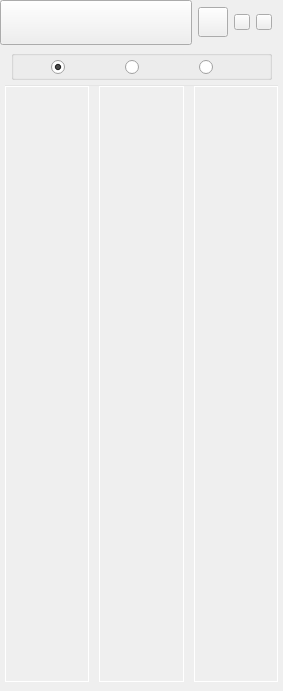
Above: qatime-studio/UIAuxiliarywnd.ui from chuanjiabao1981/qatime-win before the change. Below: the same form after it.
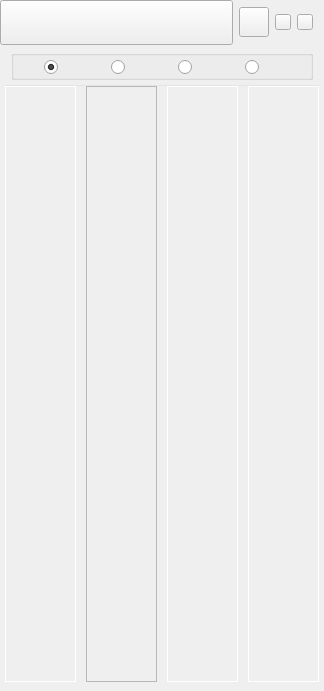
That is the form after the change. Icons and pictures are not drawn.

Commit message: QTW-316 教师端添加专属课程界面

Diff of the .ui file:
```diff
--- a/qatime-studio/UIAuxiliarywnd.ui
+++ b/qatime-studio/UIAuxiliarywnd.ui
@@ -6,7 +6,7 @@
    <rect>
     <x>0</x>
     <y>0</y>
-    <width>283</width>
+    <width>324</width>
     <height>691</height>
    </rect>
   </property>
@@ -372,6 +372,50 @@
            </property>
           </widget>
          </item>
+         <item>
+          <widget class="QRadioButton" name="rBExclusive">
+           <property name="minimumSize">
+            <size>
+             <width>31</width>
+             <height>23</height>
+            </size>
+           </property>
+           <property name="maximumSize">
+            <size>
+             <width>31</width>
+             <height>23</height>
+            </size>
+           </property>
+           <property name="cursor">
+            <cursorShape>PointingHandCursor</cursorShape>
+           </property>
+           <property name="toolTip">
+            <string>专属课程</string>
+           </property>
+           <property name="styleSheet">
+            <string notr="true">QRadioButton:checked {border-image: url(:/LoginWindow/images/tabToday_hover.png);}
+
+QRadioButton:unchecked {border-image: url(:/LoginWindow/images/tabToday_nor.png);}
+
+QRadioButton:unchecked:hover {border-image: url(:/LoginWindow/images/tabToday_hover.png);}
+
+QRadioButton::indicator:checked {border-image: url(:/LoginWindow/images/.png);}
+
+QRadioButton::indicator:unchecked {border-image: url(:/LoginWindow/images/.png);}
+
+QRadioButton::indicator:unchecked:hover {border-image: url(:/LoginWindow/images/.png);}</string>
+           </property>
+           <property name="text">
+            <string/>
+           </property>
+           <property name="iconSize">
+            <size>
+             <width>0</width>
+             <height>0</height>
+            </size>
+           </property>
+          </widget>
+         </item>
         </layout>
        </widget>
       </item>
@@ -468,7 +512,60 @@
              <rect>
               <x>0</x>
               <y>0</y>
-              <width>82</width>
+              <width>69</width>
+              <height>592</height>
+             </rect>
+            </property>
+           </widget>
+          </widget>
+         </item>
+        </layout>
+       </widget>
+      </item>
+      <item>
+       <widget class="QWidget" name="Exclusive_widget" native="true">
+        <property name="minimumSize">
+         <size>
+          <width>0</width>
+          <height>0</height>
+         </size>
+        </property>
+        <property name="maximumSize">
+         <size>
+          <width>16777215</width>
+          <height>600</height>
+         </size>
+        </property>
+        <property name="styleSheet">
+         <string notr="true">border-image: url(:/LoginWindow/images/alpha.png);</string>
+        </property>
+        <layout class="QVBoxLayout" name="verticalLayout_5">
+         <property name="spacing">
+          <number>0</number>
+         </property>
+         <property name="leftMargin">
+          <number>5</number>
+         </property>
+         <property name="topMargin">
+          <number>0</number>
+         </property>
+         <property name="rightMargin">
+          <number>5</number>
+         </property>
+         <property name="bottomMargin">
+          <number>0</number>
+         </property>
+         <item>
+          <widget class="QScrollArea" name="Exclusive_scrollArea">
+           <property name="widgetResizable">
+            <bool>true</bool>
+           </property>
+           <widget class="QWidget" name="scrollAreaWidgetContents_4">
+            <property name="geometry">
+             <rect>
+              <x>0</x>
+              <y>0</y>
+              <width>69</width>
               <height>592</height>
              </rect>
             </property>
@@ -512,7 +609,7 @@
              <rect>
               <x>0</x>
               <y>0</y>
-              <width>83</width>
+              <width>69</width>
               <height>592</height>
              </rect>
             </property>
@@ -563,7 +660,7 @@
              <rect>
               <x>0</x>
               <y>0</y>
-              <width>82</width>
+              <width>69</width>
               <height>592</height>
              </rect>
             </property>
```
The commit also changes 4 other files.
